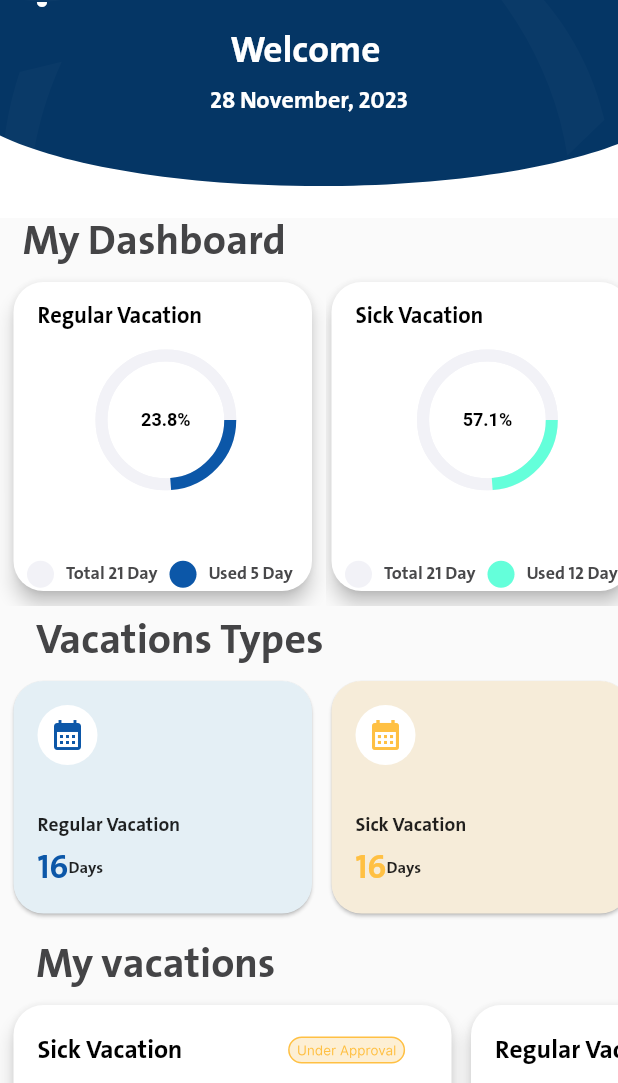
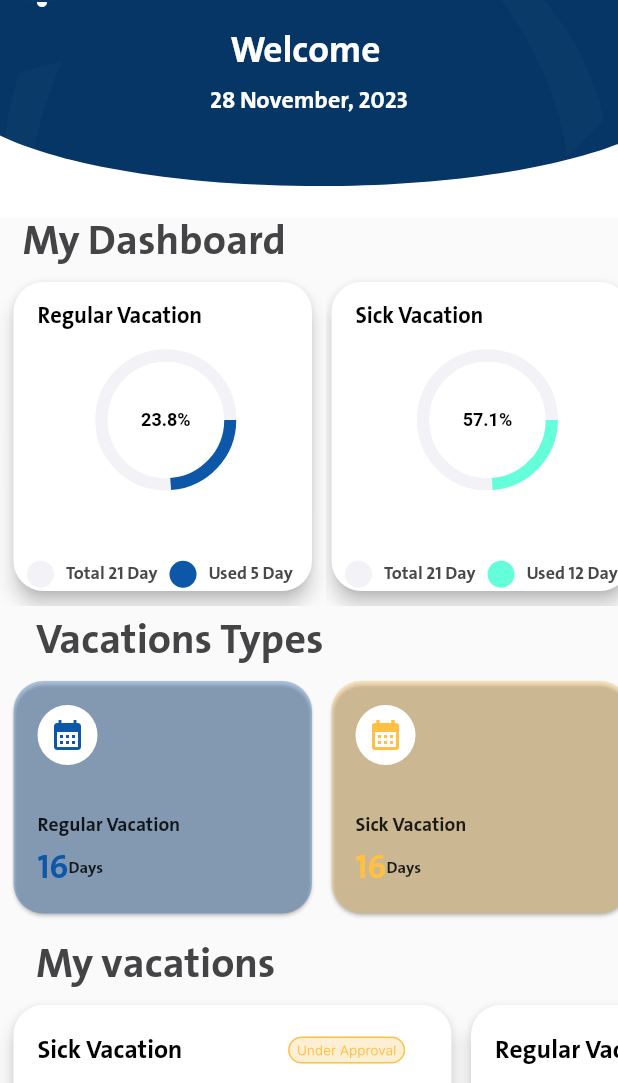
Before and after one commit to OmniaGamalN/VHS, a Flutter app: the DashboardPage screen opened directly with empty values, on a phone screen of 412 x 824 dp, the part 153-1236 px from its top. Run offline on Flutter 3.47's test engine with Material 2 defaults, Android fonts, the phone set to English and light mode, and no system bars; drawn by our look-alikes of pie_chart; our stand-ins replace flutter_svg, fluttertoast, shared_preferences; accounts and stored records are empty.

Commit message:
first change

```diff
--- a/lib/Screens/dashboadr_screen.dart
+++ b/lib/Screens/dashboadr_screen.dart
@@ -68,12 +68,10 @@ class _DashboardPageState extends State<DashboardPage> {
   ];
   List<Widget> vacationsTypesList = [
     const VacationsTypesCard(
-        vacationCardColor: Color(0xffE4EFF5),
         vacationsIconColor: Color(0xff0C57A8),
         vacationTypesCardTitle: 'Regular Vacation',
         daysNumber: 16),
     const VacationsTypesCard(
-        vacationCardColor: Color(0xffF6ECD9),
         vacationsIconColor: Color(0xffFFC043),
         vacationTypesCardTitle: 'Sick Vacation',
         daysNumber: 16),
--- a/lib/Seveices/vacations_types_card.dart
+++ b/lib/Seveices/vacations_types_card.dart
@@ -3,13 +3,11 @@ import 'package:flutter/material.dart';
 class VacationsTypesCard extends StatelessWidget {
   const VacationsTypesCard({
     super.key,
-    required this.vacationCardColor,
     required this.vacationsIconColor,
     required this.vacationTypesCardTitle,
     required this.daysNumber,
   });
 
-  final Color vacationCardColor;
   final Color vacationsIconColor;
   final String? vacationTypesCardTitle;
   final int daysNumber;
@@ -22,7 +20,7 @@ class VacationsTypesCard extends StatelessWidget {
           width: 207,
           height: 163,
           child: Card(
-            color: vacationCardColor,
+            color: vacationsIconColor.withOpacity(0.3),
             elevation: 1,
             shape:
                 RoundedRectangleBorder(borderRadius: BorderRadius.circular(20)),
```
